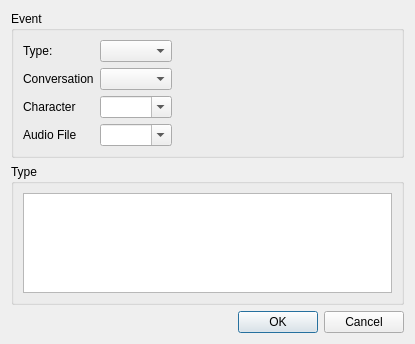
Before: the Qt Designer form EventDialog.ui in MikeMcQuaid/Fabula, drawn with Qt 5.
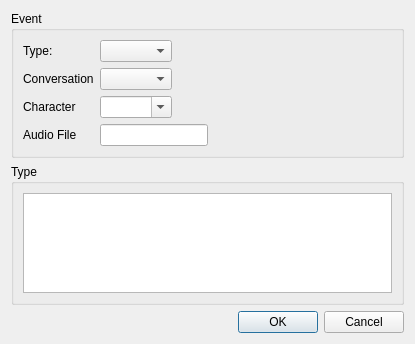
After: the same form once the commit is applied.

Diff of the .ui file:
```diff
--- a/EventDialog.ui
+++ b/EventDialog.ui
@@ -75,8 +75,8 @@
          </widget>
         </item>
         <item row="3" column="1">
-         <widget class="QComboBox" name="audioFileComboBox">
-          <property name="editable">
+         <widget class="QLineEdit" name="audioFileLineEdit">
+          <property name="readOnly">
            <bool>true</bool>
           </property>
          </widget>
```
